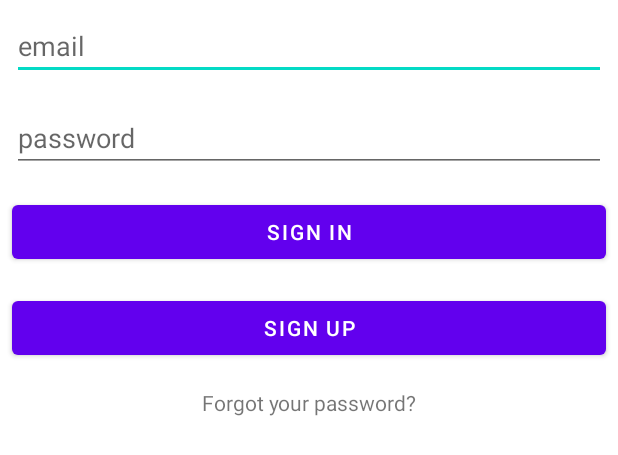
After one commit to EvgeniyChufarnov/login-template-mvp, an Android app: the layout fragment_login.xml on its own in the app's theme, with its tools: preview values and no code run, on a phone screen of 412 x 824 dp. The commit adds this screen. Shown: the top 455 px of the screen. Run offline under Robolectric (Android 15) with nearby library versions, the phone set to English and light mode, and no system bars.

Commit message:
added login screen layout

```diff
--- /dev/null
+++ b/app/src/main/res/layout/fragment_login.xml
@@ -0,0 +1,46 @@
+<?xml version="1.0" encoding="utf-8"?>
+<LinearLayout xmlns:android="http://schemas.android.com/apk/res/android"
+    android:layout_width="match_parent"
+    android:layout_height="match_parent"
+    android:orientation="vertical">
+
+    <com.google.android.material.textfield.TextInputEditText
+        android:id="@+id/email_text_input"
+        android:layout_width="match_parent"
+        android:layout_height="wrap_content"
+        android:layout_margin="@dimen/main_margin"
+        android:hint="@string/email"
+        android:inputType="textEmailAddress" />
+
+    <com.google.android.material.textfield.TextInputEditText
+        android:id="@+id/password_text_input"
+        android:layout_width="match_parent"
+        android:layout_height="wrap_content"
+        android:layout_margin="@dimen/main_margin"
+        android:hint="@string/password"
+        android:inputType="textPassword" />
+
+    <Button
+        android:id="@+id/sign_in_button"
+        android:layout_width="match_parent"
+        android:layout_height="wrap_content"
+        android:layout_margin="@dimen/main_margin"
+        android:text="@string/sign_in" />
+
+    <Button
+        android:id="@+id/sign_up_button"
+        android:layout_width="match_parent"
+        android:layout_height="wrap_content"
+        android:layout_margin="@dimen/main_margin"
+        android:text="@string/sign_up" />
+
+    <TextView
+        android:id="@+id/forgot_password_text_view"
+        android:layout_width="match_parent"
+        android:layout_height="wrap_content"
+        android:layout_margin="@dimen/main_margin"
+        android:text="@string/forgot_your_password"
+        android:textAlignment="center" />
+
+
+</LinearLayout>
--- /dev/null
+++ b/app/src/main/res/values/dimens.xml
@@ -0,0 +1,4 @@
+<?xml version="1.0" encoding="utf-8"?>
+<resources>
+    <dimen name="main_margin">8dp</dimen>
+</resources>
--- a/app/src/main/res/values/strings.xml
+++ b/app/src/main/res/values/strings.xml
@@ -1,3 +1,8 @@
 <resources>
     <string name="app_name">Login template MVP</string>
+    <string name="email">email</string>
+    <string name="password">password</string>
+    <string name="sign_in">sign in</string>
+    <string name="sign_up">sign up</string>
+    <string name="forgot_your_password">Forgot your password?</string>
 </resources>
```
